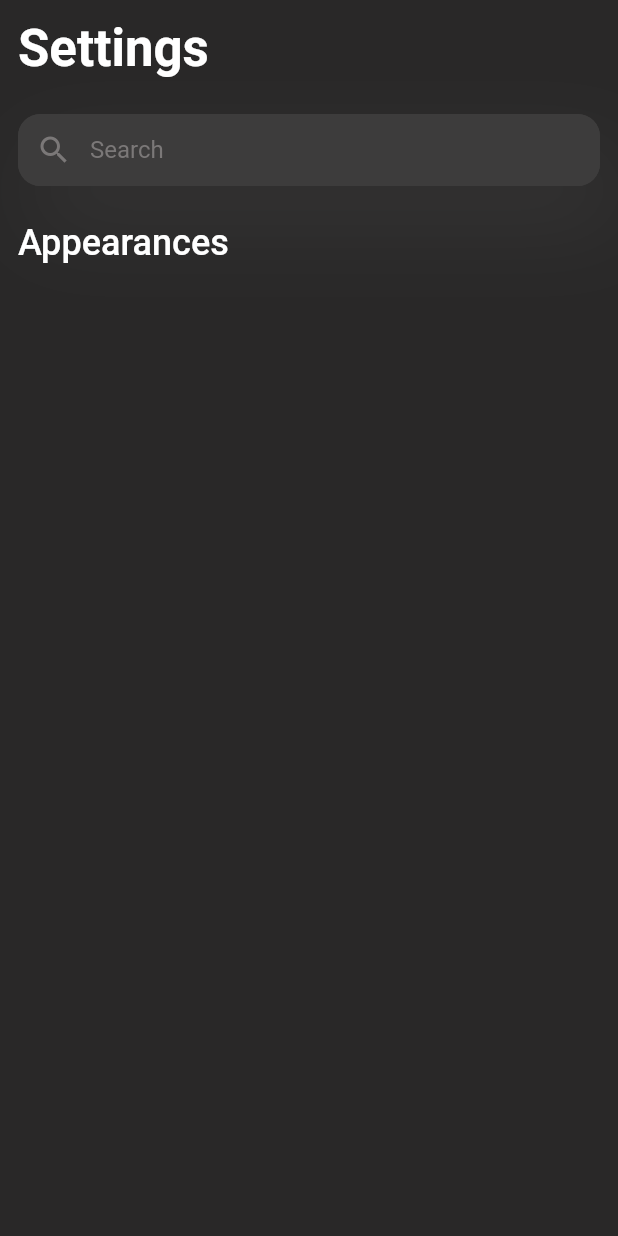
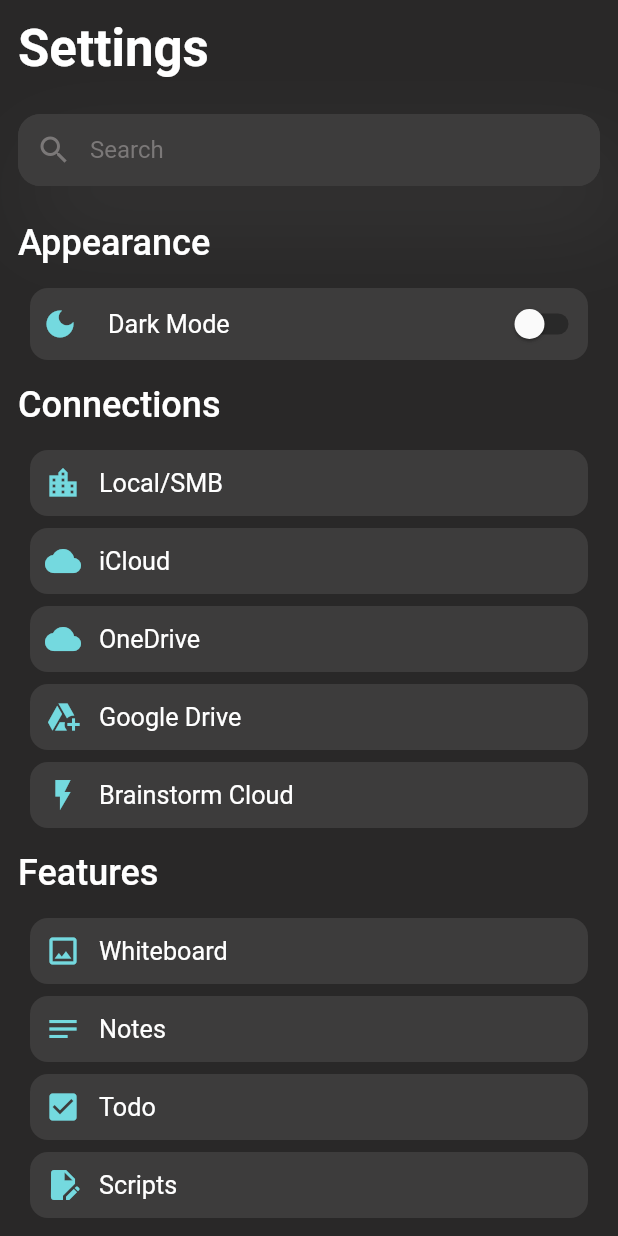
Before and after one commit to Naberus-Games/Brainstorm-app, a Flutter app: the SettingsScreen screen opened directly, on a phone screen of 412 x 824 dp. Run offline on Flutter 3.47's test engine with Material 2 defaults, Android fonts, the phone set to English and light mode, and no system bars; missing offline and left inert: dart:ffi; network calls fail.

Commit message:
completed settings page and many cleanup updates

```diff
--- a/lib/pages/files_screen.dart
+++ b/lib/pages/files_screen.dart
@@ -3,6 +3,7 @@ import 'package:brainstorm/pages/Categories_files/todo_files_screen.dart';
 import 'package:brainstorm/pages/Categories_files/whiteboard_files_screen.dart';
 import 'package:brainstorm/pages/profile_screen.dart';
 import 'package:brainstorm/widgets/categories_button.dart';
+import 'package:brainstorm/widgets/custom_headings.dart';
 
 import '../widgets/search_input.dart';
 import 'package:flutter/material.dart';
@@ -133,41 +134,9 @@ class FilesScreens extends StatelessWidget {
                       textController: TextEditingController(),
                       hintText: 'Search'),
                 ),
-                Row(
-                  mainAxisAlignment: MainAxisAlignment.start,
-                  children: <Widget>[
-                    Padding(
-                      padding: const EdgeInsets.all(12.0),
-                      child: Text(
-                        'Recents',
-                        style: Theme.of(context)
-                            .textTheme
-                            .headlineSmall
-                            ?.copyWith(
-                                color: Colors.white,
-                                fontWeight: FontWeight.w500),
-                      ),
-                    ),
-                  ],
-                ),
+                const SubHeading(text: "Recents"),
                 const CustomCarousel(),
-                Row(
-                  mainAxisAlignment: MainAxisAlignment.start,
-                  children: <Widget>[
-                    Padding(
-                      padding: const EdgeInsets.all(12.0),
-                      child: Text(
-                        'Categories',
-                        style: Theme.of(context)
-                            .textTheme
-                            .headlineSmall
-                            ?.copyWith(
-                                color: Colors.white,
-                                fontWeight: FontWeight.w500),
-                      ),
-                    ),
-                  ],
-                ),
+                const SubHeading(text: "Categories"),
                 GestureDetector(
                   child: customBtn(Icons.crop_original, "Whiteboard"),
                   onTap: () {
@@ -205,23 +174,7 @@ class FilesScreens extends StatelessWidget {
                             builder: (context) => const ScriptsFilesScreen()));
                   },
                 ),
-                Row(
-                  mainAxisAlignment: MainAxisAlignment.start,
-                  children: <Widget>[
-                    Padding(
-                      padding: const EdgeInsets.all(12.0),
-                      child: Text(
-                        'Storage',
-                        style: Theme.of(context)
-                            .textTheme
-                            .headlineSmall
-                            ?.copyWith(
-                                color: Colors.white,
-                                fontWeight: FontWeight.w500),
-                      ),
-                    ),
-                  ],
-                ),
+                const SubHeading(text: "Storage"),
                 customBtn(Icons.location_city, "Local/SMB"),
                 customBtn(Icons.cloud, "iCloud"),
                 customBtn(Icons.wb_cloudy, "OneDrive"),
--- a/lib/pages/settings_screen.dart
+++ b/lib/pages/settings_screen.dart
@@ -1,6 +1,11 @@
+import 'dart:ffi';
+
+import 'package:flutter/foundation.dart';
 
 import '../widgets/search_input.dart';
 import 'package:flutter/material.dart';
+import 'package:brainstorm/widgets/categories_button.dart';
+import 'package:brainstorm/widgets/custom_headings.dart';
 
 const Color themeColor = Color(0xff74D9DF);
 
@@ -10,48 +15,69 @@ class SettingsScreen extends StatelessWidget {
   @override
   Widget build(BuildContext context) => Scaffold(
         body: SafeArea(
+          child: SingleChildScrollView(
             child: Column(
               mainAxisAlignment: MainAxisAlignment.start,
               children: <Widget>[
-              Row(
-                mainAxisAlignment: MainAxisAlignment.spaceBetween,
-                children: <Widget>[
-                  Padding(
-                    padding: const EdgeInsets.all(12.0),
-                    child: Text(
-                      'Settings',
-                      style: Theme.of(context)
-                          .textTheme
-                          .headlineMedium
-                          ?.copyWith(
-                              color: Colors.white, fontWeight: FontWeight.bold),
-                    ), //Change
-                  ),
-                ],
-              ),
+                const MainHeading(text: "Settings"),
                 Padding(
                   padding: const EdgeInsets.all(12.0),
                   child: SearchInput(
                       textController: TextEditingController(),
                       hintText: 'Search'),
                 ),
-              Row(
-                mainAxisAlignment: MainAxisAlignment.start,
-                children: <Widget>[
-                  Padding(
-                    padding: const EdgeInsets.all(12.0),
-                    child: Text(
-                      'Appearances',
-                      style: Theme.of(context)
-                          .textTheme
-                          .headlineSmall
-                          ?.copyWith(
-                              color: Colors.white, fontWeight: FontWeight.w500),
+                const SubHeading(text: "Appearance"),
+                customBtn_with_modifier(Icons.dark_mode, "Dark Mode", false),
+                const SubHeading(text: "Connections"),
+                customBtn(Icons.location_city, "Local/SMB"),
+                customBtn(Icons.cloud, "iCloud"),
+                customBtn(Icons.wb_cloudy, "OneDrive"),
+                customBtn(Icons.add_to_drive_outlined, "Google Drive"),
+                customBtn(Icons.flash_on, "Brainstorm Cloud"),
+                const SubHeading(text: "Features"),
+                GestureDetector(
+                  child: customBtn(Icons.crop_original, "Whiteboard"),
+                  onTap: () {
+                    // Navigator.push(
+                    // context,
+                    // MaterialPageRoute(
+                    // builder: (context) => const WhiteboardFilesScreen()));
+                  },
                 ),
+                GestureDetector(
+                  child: customBtn(Icons.notes, "Notes"),
+                  onTap: () {
+                    //   Navigator.push(
+                    //       context,
+                    //       MaterialPageRoute(
+                    //           builder: (context) => const NotesFilesScreen()));
+                  },
                 ),
+                GestureDetector(
+                  child: customBtn(Icons.check_box, "Todo"),
+                  onTap: () {
+                    // Navigator.push(
+                    //     context,
+                    //     MaterialPageRoute(
+                    //         builder: (context) => const ToDoFilesScreen()));
+                  },
+                ),
+                GestureDetector(
+                  child: customBtn(Icons.edit_document, "Scripts"),
+                  onTap: () {
+                    // Navigator.push(
+                    //     context,
+                    //     MaterialPageRoute(
+                    //         builder: (context) => const ScriptsFilesScreen()));
+                  },
+                ),
+                const SubHeading(text: "About"),
+                InfoCard("Version 0.00.1 (2023.2.7)"),
+                InfoCard("Privacy Policy"),
+                InfoCard("Terms of Use"),
+                InfoCard("Licences")
               ],
             ),
-            ],
           ),
         ),
         backgroundColor: const Color(0xff292828),
--- a/lib/widgets/categories_button.dart
+++ b/lib/widgets/categories_button.dart
@@ -1,16 +1,18 @@
 import 'package:flutter/material.dart';
 
 const Color themeColor = Color(0xff74D9DF);
+const leftVal = 20.0, rightVal = 20.0, topVal = 4.0, bottomVal = 4.0;
+const radialVal = 12.0;
 
 Widget customBtn(IconData icon, String text) {
   return Padding(
-    padding:
-        const EdgeInsets.only(left: 20.0, right: 20.0, top: 4.0, bottom: 4.0),
+    padding: const EdgeInsets.only(
+        left: leftVal, right: rightVal, top: topVal, bottom: bottomVal),
     child: Container(
       decoration: const BoxDecoration(
         color: Color(0xff3D3C3C),
         borderRadius: BorderRadius.all(
-          Radius.circular(12.0),
+          Radius.circular(radialVal),
         ),
       ),
       padding: const EdgeInsets.all(10.0),
@@ -26,3 +28,62 @@ Widget customBtn(IconData icon, String text) {
     ),
   );
 }
+
+Widget InfoCard(String text) {
+  return Padding(
+    padding: const EdgeInsets.only(
+        left: leftVal, right: rightVal, top: topVal, bottom: bottomVal),
+    child: Container(
+      decoration: const BoxDecoration(
+        color: Color(0xff3D3C3C),
+        borderRadius: BorderRadius.all(
+          Radius.circular(radialVal),
+        ),
+      ),
+      padding: const EdgeInsets.all(10.0),
+      child: Row(
+        children: <Widget>[
+          Text(text,
+              style: const TextStyle(color: Colors.white),
+              textScaleFactor: 1.2),
+        ],
+      ),
+    ),
+  );
+}
+
+Widget customBtn_with_modifier(IconData icon, String text, bool switchValue) {
+  return Padding(
+    padding: const EdgeInsets.only(
+        left: leftVal, right: rightVal, top: topVal, bottom: bottomVal),
+    child: Container(
+      decoration: const BoxDecoration(
+        color: Color(0xff3D3C3C),
+        borderRadius: BorderRadius.all(
+          Radius.circular(radialVal),
+        ),
+      ),
+      child: Row(
+        children: <Widget>[
+          Padding(
+            padding: const EdgeInsets.all(8.0),
+            child: Icon(icon, color: themeColor),
+          ),
+          const SizedBox(width: 12.0),
+          Text(text,
+              style: const TextStyle(color: Colors.white),
+              textScaleFactor: 1.2),
+          const Spacer(),
+          Switch(
+            value: switchValue,
+            onChanged: (value) {
+              //update value
+            },
+            activeTrackColor: Colors.greenAccent,
+            activeColor: Colors.green,
+          ),
+        ],
+      ),
+    ),
+  );
+}
--- /dev/null
+++ b/lib/widgets/custom_headings.dart
@@ -0,0 +1,51 @@
+import 'package:flutter/material.dart';
+
+class SubHeading extends StatelessWidget {
+  final String text;
+
+  const SubHeading({super.key, required this.text});
+
+  @override
+  Widget build(BuildContext context) {
+    return Row(
+      mainAxisAlignment: MainAxisAlignment.start,
+      children: <Widget>[
+        Padding(
+          padding: const EdgeInsets.all(12.0),
+          child: Text(
+            text,
+            style: Theme.of(context)
+                .textTheme
+                .headlineSmall
+                ?.copyWith(color: Colors.white, fontWeight: FontWeight.w500),
+          ),
+        ),
+      ],
+    );
+  }
+}
+
+class MainHeading extends StatelessWidget {
+  final String text;
+
+  const MainHeading({super.key, required this.text});
+
+  @override
+  Widget build(BuildContext context) {
+    return Row(
+      mainAxisAlignment: MainAxisAlignment.spaceBetween,
+      children: <Widget>[
+        Padding(
+          padding: const EdgeInsets.all(12.0),
+          child: Text(
+            'Settings',
+            style: Theme.of(context)
+                .textTheme
+                .headlineMedium
+                ?.copyWith(color: Colors.white, fontWeight: FontWeight.bold),
+          ), //Change
+        ),
+      ],
+    );
+  }
+}
```
Also changed, not shown: pubspec.lock. Lines whose indentation alone changed are shown as unchanged.
